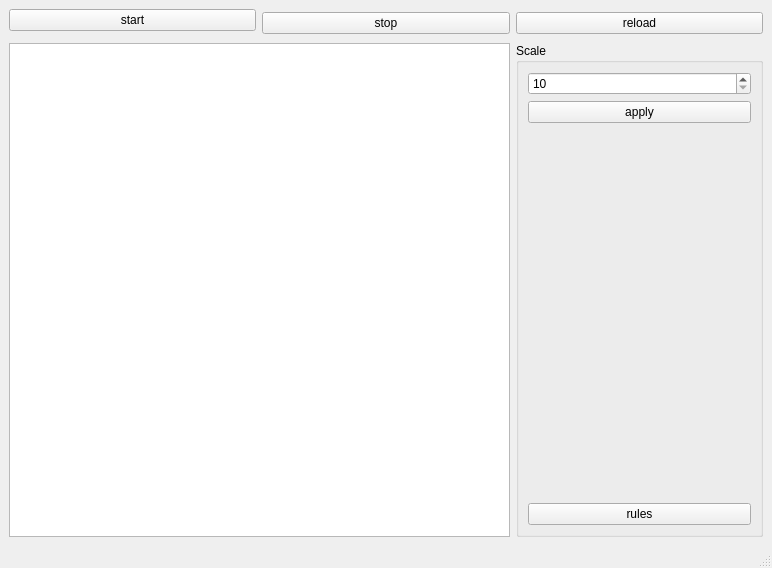
This is GameOfLife/mainwindow.ui in EGmerina/23203_gmerina as Qt 5 draws it before an edit. The edited form follows.
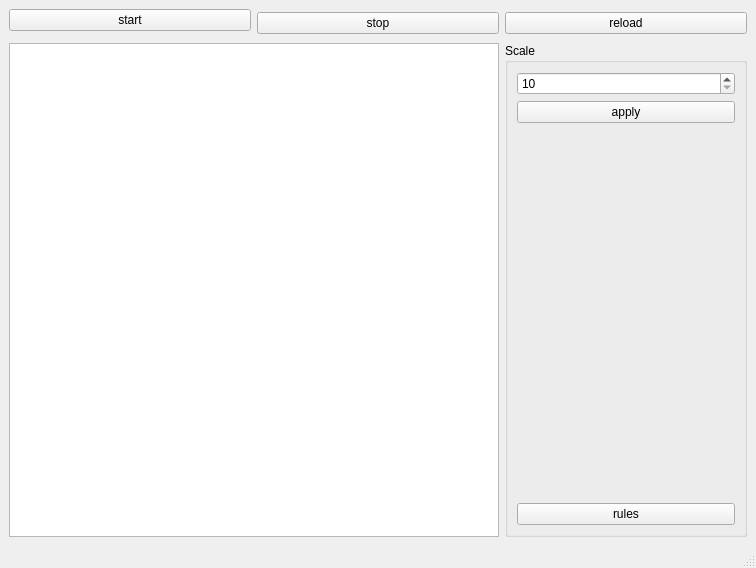
This is the edited form.

Commit message: life resize is correct

What changed in the file:
```diff
--- a/GameOfLife/mainwindow.ui
+++ b/GameOfLife/mainwindow.ui
@@ -9,7 +9,7 @@
    <rect>
     <x>0</x>
     <y>0</y>
-    <width>772</width>
+    <width>756</width>
     <height>568</height>
    </rect>
   </property>
@@ -105,7 +105,7 @@
       <item row="9" column="0" colspan="2">
        <widget class="QGraphicsView" name="graphicsView">
         <property name="sizePolicy">
-         <sizepolicy hsizetype="Minimum" vsizetype="MinimumExpanding">
+         <sizepolicy hsizetype="MinimumExpanding" vsizetype="MinimumExpanding">
           <horstretch>0</horstretch>
           <verstretch>0</verstretch>
          </sizepolicy>
```
The commit also changes 1 other file.
